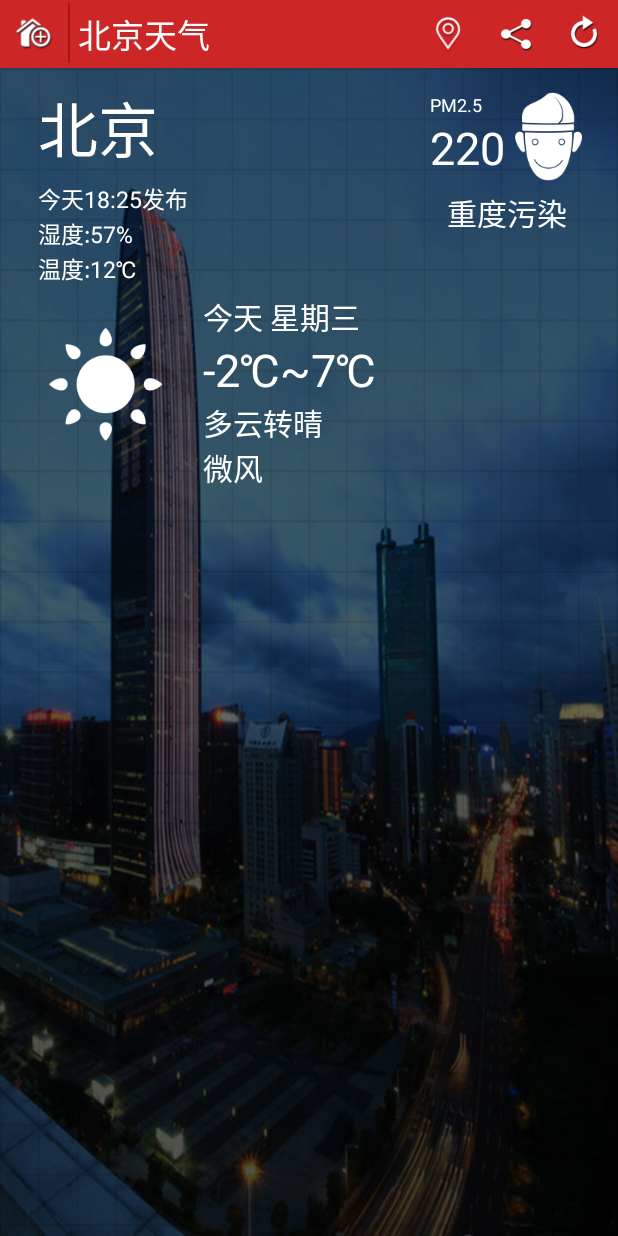
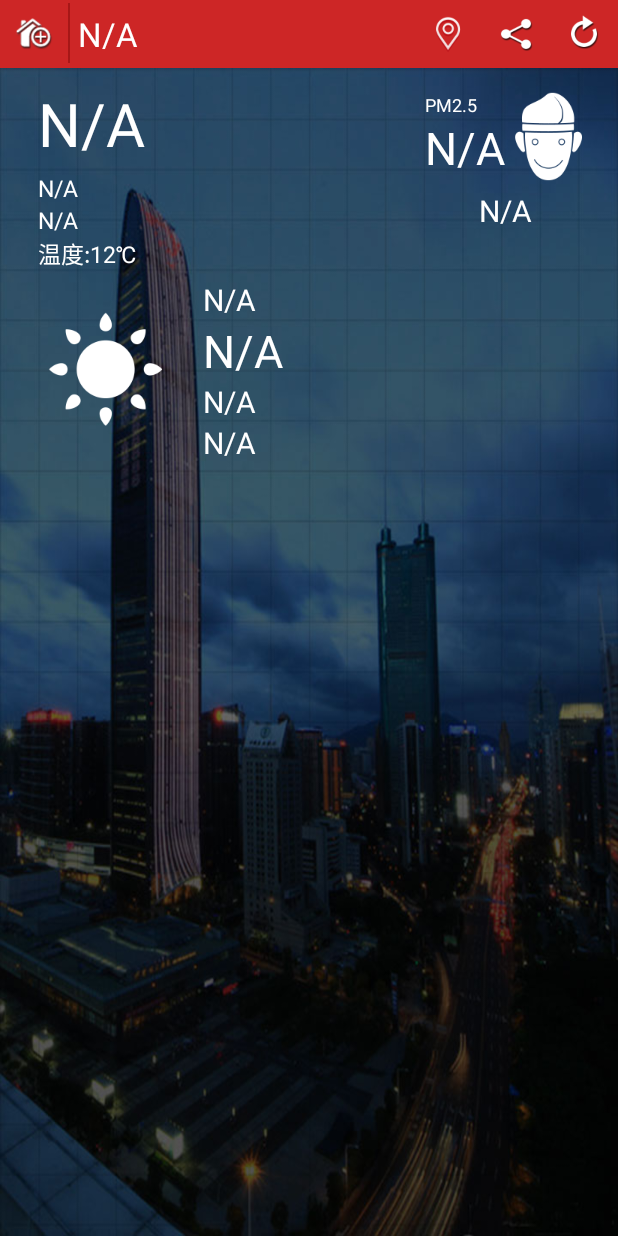
Before and after one commit to llincc/MiniWeather, an Android app: the screen it shows after launch (MainActivity), on a phone screen of 412 x 824 dp. Run offline under Robolectric (Android 15) with nearby library versions, the phone set to English and light mode, and no system bars.

```diff
--- a/app/src/main/java/com/example/linch/miniweather/MainActivity.java
+++ b/app/src/main/java/com/example/linch/miniweather/MainActivity.java
@@ -6,6 +6,7 @@ import android.os.Bundle;
 import android.util.Log;
 import android.view.View;
 import android.widget.ImageView;
+import android.widget.TextView;
 import android.widget.Toast;
 
 import org.xmlpull.v1.XmlPullParser;
@@ -28,6 +29,9 @@ import java.net.URLEncoder;
 public class MainActivity extends Activity implements View.OnClickListener{
     private ImageView mUpdateBtn;
 
+    private TextView  cityTv, timeTv, humidityTv, weekTv, pmDataTv, pmQualityTv, temperatureTv,
+                       climateTv, windTv, city_name_Tv;
+    private ImageView weatherImg, pmImg;
     @Override
     protected void onCreate(Bundle savedInstanceState ){
         super.onCreate(savedInstanceState);
@@ -46,6 +50,8 @@ public class MainActivity extends Activity implements View.OnClickListener{
 
             Toast.makeText(MainActivity.this,"网络炸了！",Toast.LENGTH_LONG).show();
         }
+
+        initView();
     }
     @Override
     public void onClick(View view){
@@ -66,6 +72,34 @@ public class MainActivity extends Activity implements View.OnClickListener{
         }
     }
 
+    /**
+     * 初始化天气信息
+     */
+    private  void initView(){
+        city_name_Tv = (TextView) findViewById(R.id.title_city_name);
+        cityTv = (TextView) findViewById(R.id.city);
+        timeTv = (TextView) findViewById(R.id.time);
+        humidityTv = (TextView) findViewById(R.id.humidity);
+        weekTv = (TextView) findViewById(R.id.week_today);
+        pmDataTv = (TextView) findViewById(R.id.pm_data);
+        pmQualityTv = (TextView) findViewById(R.id.pm2_5_quality);
+        pmImg = (ImageView) findViewById(R.id.pm2_5_img);
+        temperatureTv = (TextView) findViewById(R.id.temperature);
+        climateTv = (TextView) findViewById(R.id.climate);
+        windTv = (TextView) findViewById(R.id.wind);
+        weatherImg = (ImageView) findViewById(R.id.weather_img);
+
+        city_name_Tv.setText("N/A");
+        cityTv.setText("N/A");
+        timeTv.setText("N/A");
+        humidityTv.setText("N/A");
+        pmDataTv.setText("N/A");
+        pmQualityTv.setText("N/A");
+        weekTv.setText("N/A");
+        temperatureTv.setText("N/A");
+        climateTv.setText("N/A");
+        windTv.setText("N/A");
+    }
     /**
      * 获取cityCode所指的城市的天气信息
      * @param cityCode   城市id
@@ -107,6 +141,10 @@ public class MainActivity extends Activity implements View.OnClickListener{
         }).start();
     }
 
+    /**
+     * 解析XML
+     * @param xmldata
+     */
     private void parseXML(String xmldata){
         int fengxiangCount = 0;
         int fengliCount = 0;
--- a/app/src/main/res/layout/weather_info.xml
+++ b/app/src/main/res/layout/weather_info.xml
@@ -159,6 +159,7 @@
                     </LinearLayout>
                     <!-- PM2.5图片 -->
                     <ImageView
+                        android:id="@+id/pm2_5_img"
                         android:layout_width="wrap_content"
                         android:layout_height="wrap_content"
                         android:layout_marginLeft="5.0dip"
```
